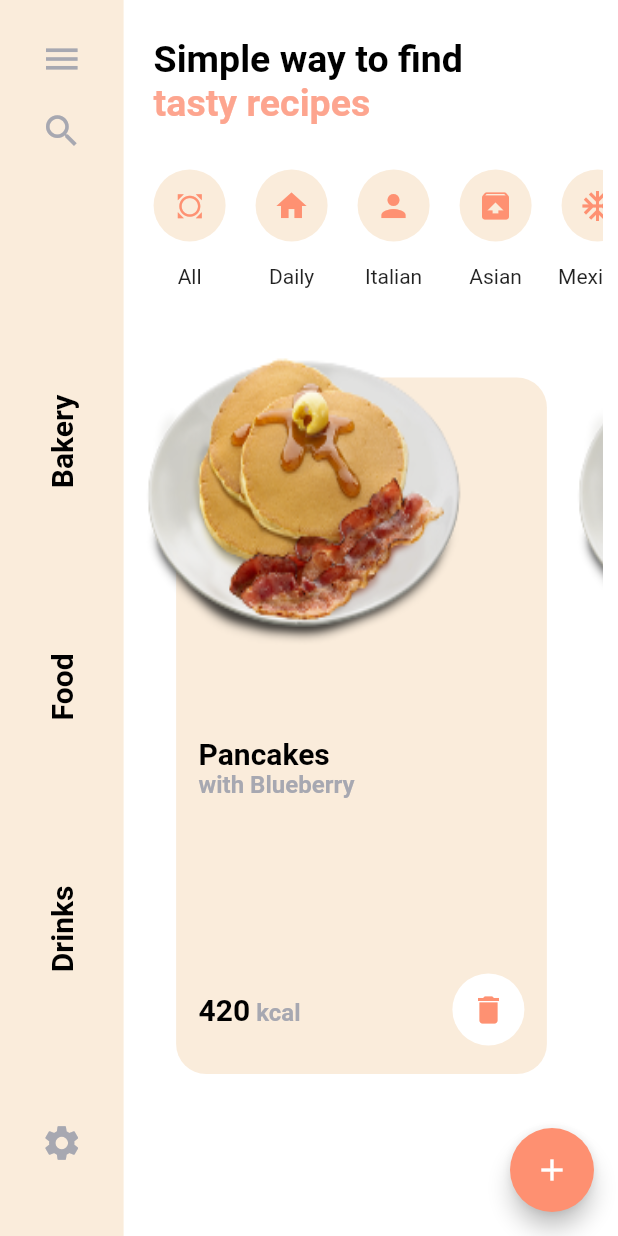
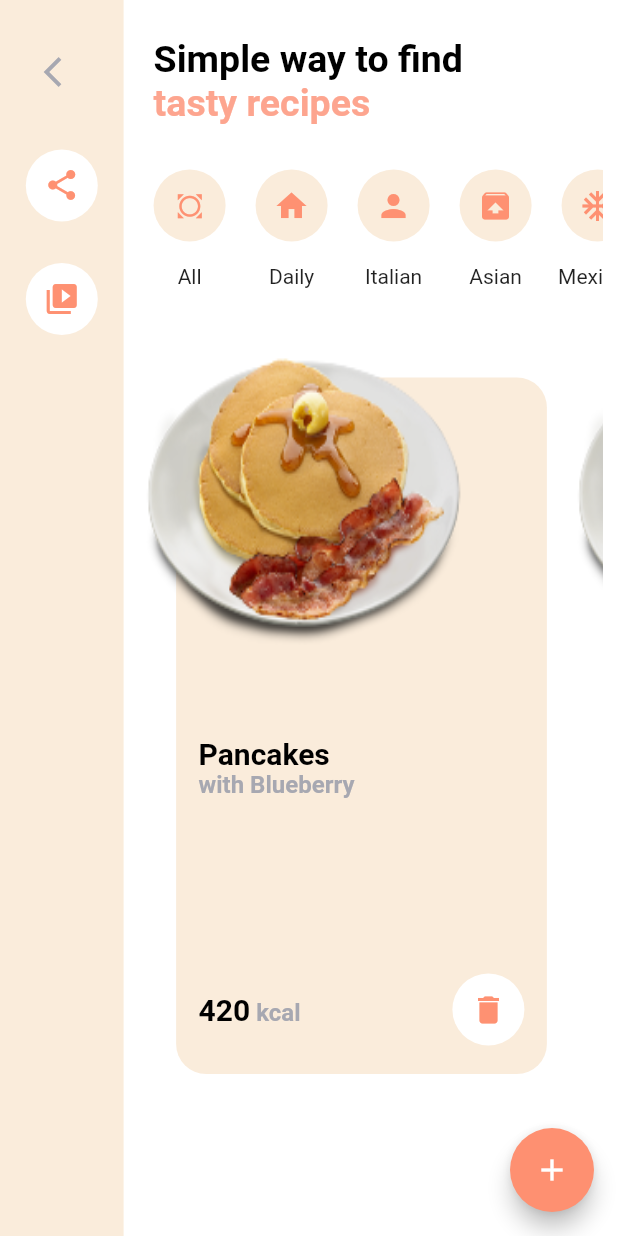
Before and after one commit to putra4648/food_healthy_app, a Flutter app: the HomePage screen opened directly, on a phone screen of 412 x 824 dp. Run offline on Flutter 3.47's test engine with Material 2 defaults, Android fonts, the phone set to English and light mode, and no system bars; statements that could not run were skipped.

Commit message:
Restructure folder and files

```diff
--- a/lib/ui/pages/detail_page.dart
+++ b/lib/detail/page/detail_page.dart
@@ -1,7 +1,7 @@
 import 'package:flutter/material.dart';
 
-import '../widgets/detail_widget/body.dart';
-import '../widgets/detail_widget/side_bar_menu.dart';
+import '../widgets/body.dart';
+import '../widgets/side_bar_menu.dart';
 
 class DetailPage extends StatelessWidget {
   @override
--- a/lib/ui/widgets/detail_widget/side_bar_menu.dart
+++ b/lib/detail/widgets/side_bar_menu.dart
@@ -2,8 +2,8 @@ import 'package:flutter/material.dart';
 
 class SideBarMenu extends StatelessWidget {
   const SideBarMenu({
-    Key key,
-    @required this.size,
+    Key? key,
+    required this.size,
   }) : super(key: key);
 
   final Size size;
--- a/lib/home/pages/home_page.dart
+++ b/lib/home/pages/home_page.dart
@@ -1,7 +1,6 @@
 import 'package:flutter/material.dart';
-
-import '../widgets/home_widget/side_bar_menu.dart';
-import '../widgets/home_widget/side_body_view.dart';
+import 'package:food_app_with_animation/detail/widgets/side_bar_menu.dart';
+import 'package:food_app_with_animation/home/widgets/side_body_view.dart';
 
 class HomePage extends StatelessWidget {
   @override
--- a/lib/home/widgets/side_body_view.dart
+++ b/lib/home/widgets/side_body_view.dart
@@ -1,5 +1,5 @@
 import 'package:flutter/material.dart';
-import 'package:food_app_with_animation/ui/pages/detail_page.dart';
+import 'package:food_app_with_animation/detail/page/detail_page.dart';
 
 import '../../../dummy_food_data.dart';
 import '../../../icon_category.dart';
--- a/lib/ui/pages/home_page.dart
+++ /dev/null
@@ -1,27 +0,0 @@
-import 'package:flutter/material.dart';
-
-import '../widgets/home_widget/side_bar_menu.dart';
-import '../widgets/home_widget/side_body_view.dart';
-
-class HomePage extends StatelessWidget {
-  @override
-  Widget build(BuildContext context) {
-    final size = MediaQuery.of(context).size;
-
-    return Scaffold(
-      floatingActionButton: FloatingActionButton(
-        onPressed: () {},
-        child: Icon(
-          Icons.add,
-        ),
-        tooltip: 'Add menu Recipes',
-      ),
-      body: Row(
-        children: [
-          SideBarMenu(size: size),
-          SideBodyView(size: size),
-        ],
-      ),
-    );
-  }
-}
--- a/lib/ui/widgets/home_widget/side_bar_menu.dart
+++ /dev/null
@@ -1,107 +0,0 @@
-import 'package:flutter/material.dart';
-
-class SideBarMenu extends StatelessWidget {
-  final Size size;
-
-  const SideBarMenu({Key key, this.size}) : super(key: key);
-
-  @override
-  Widget build(BuildContext context) {
-    return Container(
-      width: size.width * 0.2,
-      height: size.height,
-      child: Column(
-        children: [
-          buildFirstMenu(context),
-          buildSecondMenu(context),
-          buildThirdMenu(context)
-        ],
-      ),
-    );
-  }
-
-  Widget buildThirdMenu(BuildContext context) {
-    return Container(
-      height: size.height * 0.15,
-      child: IconButton(
-        icon: Icon(
-          Icons.settings,
-          size: 28,
-          color: Theme.of(context).primaryIconTheme.color,
-        ),
-        onPressed: () {},
-      ),
-    );
-  }
-
-  Widget buildSecondMenu(BuildContext context) {
-    return Container(
-      height: size.height * 0.6,
-      child: Column(
-        mainAxisAlignment: MainAxisAlignment.spaceAround,
-        children: [
-          RotatedBox(
-            quarterTurns: -1,
-            child: FlatButton(
-              disabledTextColor: Theme.of(context).primaryIconTheme.color,
-              onPressed: () {},
-              child: Text(
-                'Bakery ',
-                style: Theme.of(context).textTheme.headline4,
-              ),
-            ),
-          ),
-          RotatedBox(
-            quarterTurns: -1,
-            child: FlatButton(
-              onPressed: () {},
-              child: Text(
-                'Food',
-                style: Theme.of(context).textTheme.headline4,
-              ),
-            ),
-          ),
-          RotatedBox(
-            quarterTurns: -1,
-            child: FlatButton(
-              onPressed: () {},
-              child: Text(
-                'Drinks',
-                style: Theme.of(context).textTheme.headline4,
-              ),
-            ),
-          ),
-        ],
-      ),
-    );
-  }
-
-  Widget buildFirstMenu(BuildContext context) {
-    return Container(
-      padding: const EdgeInsets.all(15),
-      height: size.height * 0.25,
-      child: Column(
-        children: [
-          IconButton(
-            icon: Icon(
-              Icons.menu,
-              size: 28,
-              color: Theme.of(context).primaryIconTheme.color,
-            ),
-            onPressed: () {},
-          ),
-          IconButton(
-            icon: Icon(
-              Icons.search,
-              size: 28,
-              color: Theme.of(context).primaryIconTheme.color,
-            ),
-            onPressed: () {
-              // print('This search');
-            },
-          ),
-        ],
-      ),
-    );
-  }
-}
--- a/lib/ui/widgets/home_widget/side_body_view.dart
+++ /dev/null
@@ -1,195 +0,0 @@
-import 'package:flutter/material.dart';
-import 'package:food_app_with_animation/ui/pages/detail_page.dart';
-
-import '../../../dummy_food_data.dart';
-import '../../../icon_category.dart';
-
-class SideBodyView extends StatelessWidget {
-  final Size size;
-
-  const SideBodyView({Key key, this.size}) : super(key: key);
-
-  @override
-  Widget build(BuildContext context) {
-    return Container(
-      width: size.width * 0.8,
-      height: size.height,
-      color: Colors.white,
-      child: Padding(
-        padding: const EdgeInsets.all(10),
-        child: Column(
-          crossAxisAlignment: CrossAxisAlignment.start,
-          children: [
-            buildTitleDescription(context),
-            buildCategoryMenu(),
-            buildBodyView()
-          ],
-        ),
-      ),
-    );
-  }
-
-  LimitedBox buildBodyView() {
-    return LimitedBox(
-      maxHeight: size.height * 0.6,
-      child: ListView.builder(
-        scrollDirection: Axis.horizontal,
-        physics: BouncingScrollPhysics(),
-        itemBuilder: (context, index) => Stack(
-          children: [
-            InkWell(
-              onTap: () => Navigator.of(context).push(
-                MaterialPageRoute(
-                  builder: (context) => DetailPage(),
-                ),
-              ),
-              child: Container(
-                width: size.width * 0.6,
-                margin: const EdgeInsets.only(
-                  left: 25,
-                  top: 30,
-                  right: 15,
-                ),
-                decoration: BoxDecoration(
-                  borderRadius: BorderRadius.only(
-                    topLeft: Radius.circular(100),
-                    topRight: Radius.circular(20),
-                    bottomLeft: Radius.circular(20),
-                    bottomRight: Radius.circular(20),
-                  ),
-                  color: Theme.of(context).canvasColor,
-                ),
-                child: Padding(
-                  padding: const EdgeInsets.all(15),
-                  child: Column(
-                    mainAxisAlignment: MainAxisAlignment.end,
-                    crossAxisAlignment: CrossAxisAlignment.start,
-                    children: [
-                      Spacer(
-                        flex: 4,
-                      ),
-                      RichText(
-                        text: TextSpan(
-                          text: 'Pancakes',
-                          style: Theme.of(context).textTheme.headline4,
-                        ),
-                      ),
-                      RichText(
-                        text: TextSpan(
-                            text: 'with Blueberry',
-                            style: Theme.of(context).textTheme.headline5),
-                      ),
-                      Spacer(
-                        flex: 2,
-                      ),
-                      ListTile(
-                        contentPadding: EdgeInsets.zero,
-                        title: RichText(
-                          text: TextSpan(
-                            children: [
-                              TextSpan(
-                                text: '420',
-                                style: Theme.of(context).textTheme.headline4,
-                              ),
-                              TextSpan(
-                                text: ' kcal',
-                                style: Theme.of(context).textTheme.headline5,
-                              ),
-                            ],
-                          ),
-                        ),
-                        trailing: Container(
-                          decoration: BoxDecoration(
-                            shape: BoxShape.circle,
-                            color: Colors.white,
-                          ),
-                          child: IconButton(
-                            icon: Icon(
-                              Icons.delete,
-                              color: Theme.of(context).iconTheme.color,
-                            ),
-                            onPressed: () {},
-                          ),
-                        ),
-                      )
-                    ],
-                  ),
-                ),
-              ),
-            ),
-            Positioned(
-              top: -50,
-              left: 0,
-              child: Container(
-                width: 220,
-                height: 300,
-                decoration: BoxDecoration(
-                  image: DecorationImage(
-                    image: pictureFood[index],
-                    scale: 3,
-                    fit: BoxFit.fill,
-                  ),
-                ),
-              ),
-            ),
-          ],
-        ),
-        itemCount: pictureFood.length,
-      ),
-    );
-  }
-
-  LimitedBox buildCategoryMenu() {
-    return LimitedBox(
-      maxHeight: size.height * 0.15,
-      child: ListView.builder(
-        scrollDirection: Axis.horizontal,
-        physics: BouncingScrollPhysics(),
-        itemBuilder: (context, index) => Column(
-          children: [
-            Container(
-              margin: const EdgeInsets.symmetric(
-                horizontal: 10,
-                vertical: 15,
-              ),
-              decoration: BoxDecoration(
-                color: Theme.of(context).canvasColor,
-                shape: BoxShape.circle,
-              ),
-              child: iconCategory[index],
-            ),
-            iconName[index],
-          ],
-        ),
-        itemCount: 5,
-      ),
-    );
-  }
-
-  Padding buildTitleDescription(BuildContext context) {
-    return Padding(
-      padding: const EdgeInsets.symmetric(
-        vertical: 15,
-        horizontal: 10,
-      ),
-      child: RichText(
-        text: TextSpan(
-          children: [
-            TextSpan(
-              text: 'Simple way to find \n',
-              style: Theme.of(context).textTheme.headline2,
-            ),
-            TextSpan(
-              text: 'tasty recipes',
-              style: TextStyle(
-                fontWeight: Theme.of(context).textTheme.headline2.fontWeight,
-                fontSize: Theme.of(context).textTheme.headline2.fontSize,
-                color: Color(0xfffda58f),
-              ),
-            )
-          ],
-        ),
-      ),
-    );
-  }
-}
```
Also changed, not shown: lib/detail/widgets/body.dart (added, +157 -0 lines), lib/ui/widgets/detail_widget/body.dart (deleted, +0 -160 lines).
